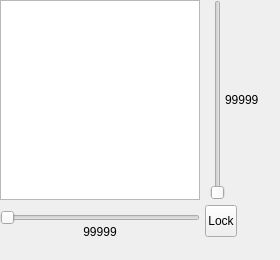
Before: the Qt Designer form data/qt/dpi-control.ui in polychromatic/polychromatic, drawn with Qt 5.
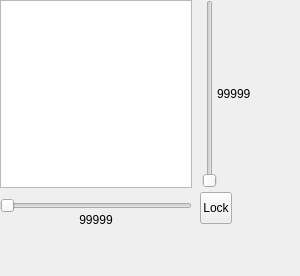
After: the same form once the commit is applied. Icons and pictures are not drawn.

Commit message:
Controller: Refactor DPI grid presentation
Ensure the grid has suitable minimum and maximum boundaries, and try to
center align the grid/cursor as best we can.

Closes #535

Patch:
```diff
--- a/data/qt/dpi-control.ui
+++ b/data/qt/dpi-control.ui
@@ -6,8 +6,8 @@
    <rect>
     <x>0</x>
     <y>0</y>
-    <width>280</width>
-    <height>260</height>
+    <width>300</width>
+    <height>276</height>
    </rect>
   </property>
   <property name="minimumSize">
@@ -24,8 +24,8 @@
     <rect>
      <x>0</x>
      <y>0</y>
-     <width>200</width>
-     <height>200</height>
+     <width>192</width>
+     <height>188</height>
     </rect>
    </property>
    <property name="verticalScrollBarPolicy">
@@ -86,8 +86,8 @@
   <widget class="QToolButton" name="LockXY">
    <property name="geometry">
     <rect>
-     <x>205</x>
-     <y>205</y>
+     <x>200</x>
+     <y>192</y>
      <width>32</width>
      <height>32</height>
     </rect>
@@ -117,8 +117,8 @@
     <rect>
      <x>0</x>
      <y>0</y>
-     <width>200</width>
-     <height>200</height>
+     <width>192</width>
+     <height>188</height>
     </rect>
    </property>
    <property name="text">
@@ -135,8 +135,8 @@
    <property name="geometry">
     <rect>
      <x>0</x>
-     <y>200</y>
-     <width>200</width>
+     <y>188</y>
+     <width>192</width>
      <height>55</height>
     </rect>
    </property>
@@ -182,10 +182,10 @@
   <widget class="QWidget" name="Wrapper_Y" native="true">
    <property name="geometry">
     <rect>
-     <x>200</x>
+     <x>192</x>
      <y>0</y>
      <width>80</width>
-     <height>200</height>
+     <height>188</height>
     </rect>
    </property>
    <layout class="QHBoxLayout" name="horizontalLayout">
```
Left out of the diff: 3 changed lines with no effect on the pictures. The commit also changes 2 other files.
